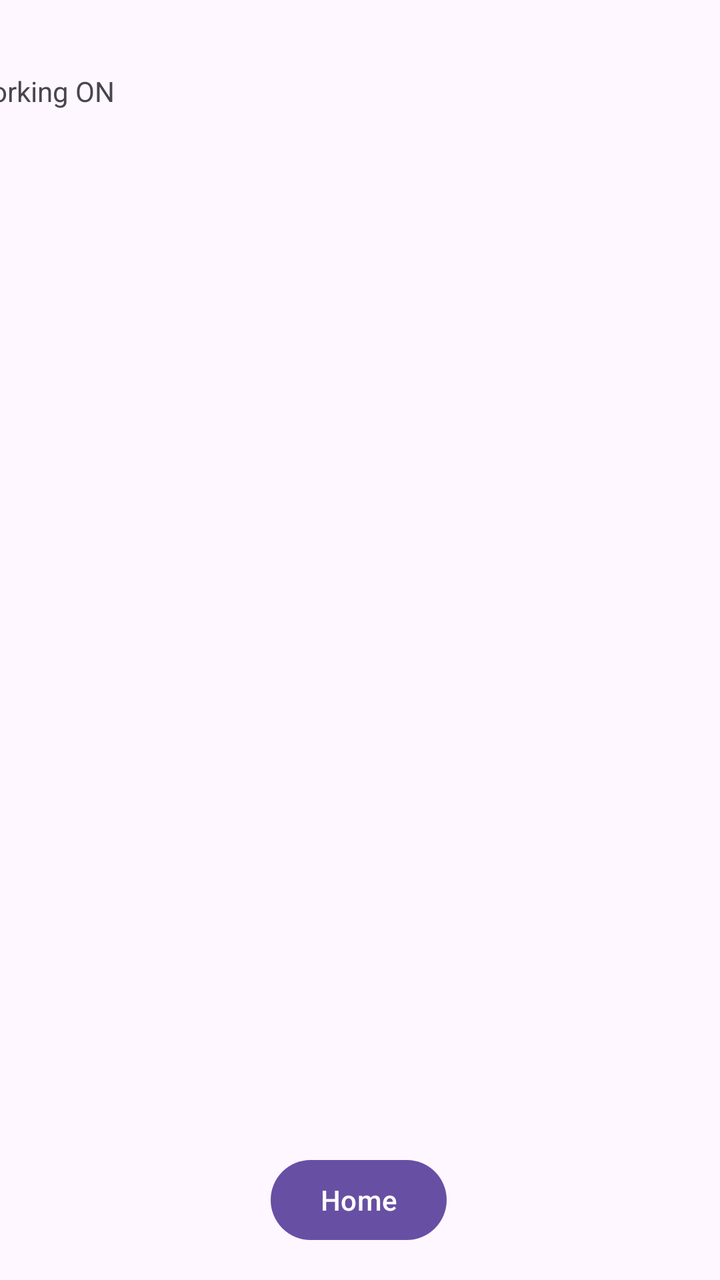
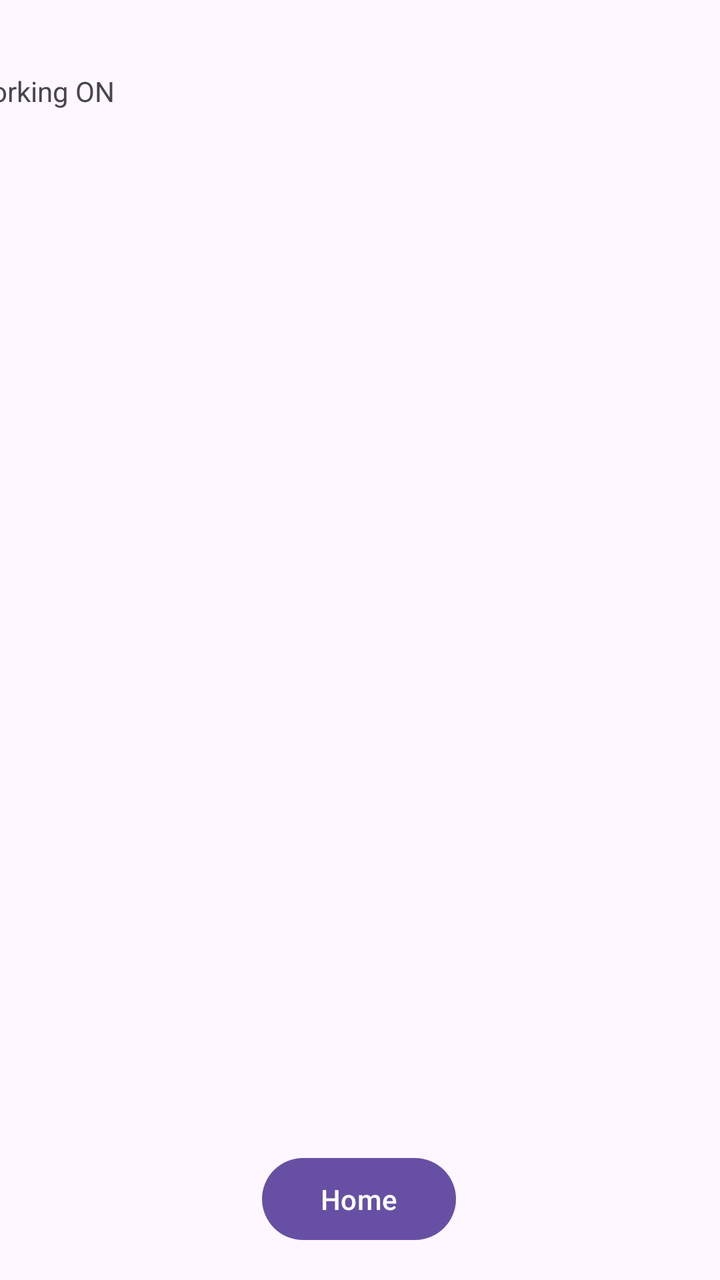

Before-and-after screenshots of an Android layout around one commit, followed by the original layout XML and the change that was made.
<!-- AndroidManifest.xml: application theme Theme.AppInterface1 -->
<!-- res/layout/activity_pswd_show.xml -->
<?xml version="1.0" encoding="utf-8"?>
<androidx.constraintlayout.widget.ConstraintLayout xmlns:android="http://schemas.android.com/apk/res/android"
    xmlns:app="http://schemas.android.com/apk/res-auto"
    xmlns:tools="http://schemas.android.com/tools"
    android:id="@+id/main"
    android:layout_width="match_parent"
    android:layout_height="match_parent"
    tools:context=".pswdShow">

    <Button
        android:id="@+id/button11"
        android:layout_width="wrap_content"
        android:layout_height="wrap_content"
        android:layout_marginBottom="16dp"
        android:onClick="homeScreen"
        android:text="Home"
        app:layout_constraintBottom_toBottomOf="parent"
        app:layout_constraintEnd_toEndOf="parent"
        app:layout_constraintHorizontal_bias="0.498"
        app:layout_constraintStart_toStartOf="parent" />

    <TextView
        android:id="@+id/fileShow"
        android:layout_width="395dp"
        android:layout_height="627dp"
        android:layout_marginTop="36dp"
        android:text="Working ON"
        android:scrollbars = "vertical"
        app:layout_constraintEnd_toEndOf="parent"
        app:layout_constraintHorizontal_bias="0.48"
        app:layout_constraintStart_toStartOf="parent"
        app:layout_constraintTop_toTopOf="parent" />

</androidx.constraintlayout.widget.ConstraintLayout>
<!-- resources referenced by this layout -->
<resources>
  <style name="Theme.AppInterface1" parent="Base.Theme.AppInterface1" />
  <style name="Base.Theme.AppInterface1" parent="Theme.Material3.DayNight.NoActionBar">
          
          
      </style>
</resources>

<!-- the commit's change to res/layout/activity_pswd_show.xml (unified diff, before → after) -->
@@ -9,8 +9,8 @@
 
     <Button
         android:id="@+id/button11"
-        android:layout_width="wrap_content"
-        android:layout_height="wrap_content"
+        android:layout_width="97dp"
+        android:layout_height="49dp"
         android:layout_marginBottom="16dp"
         android:onClick="homeScreen"
         android:text="Home"
